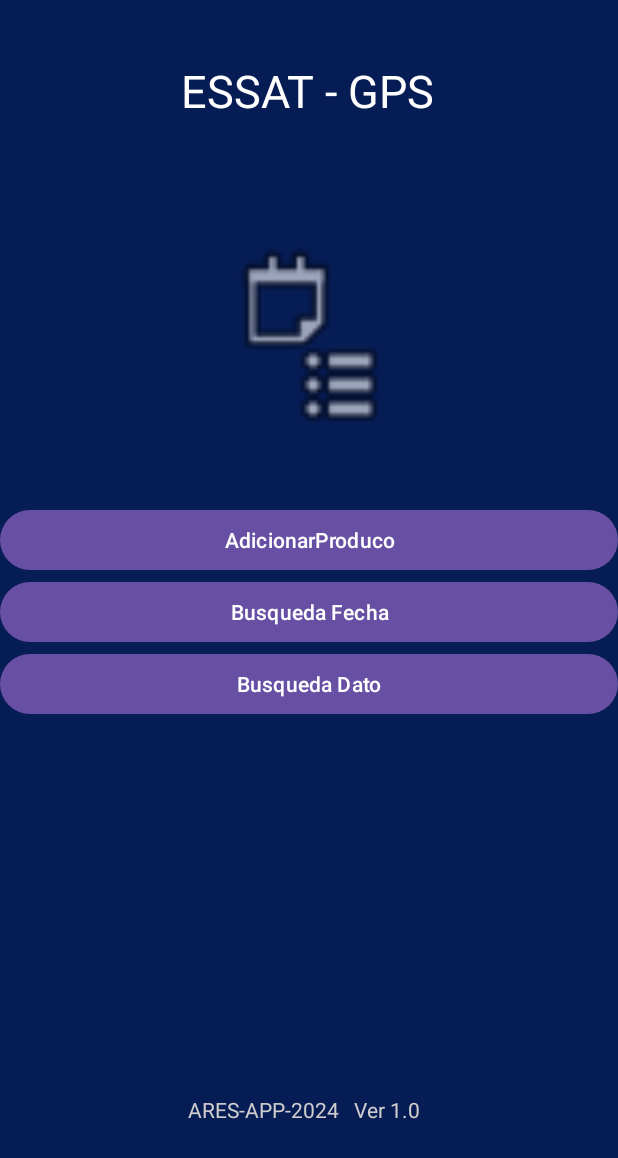
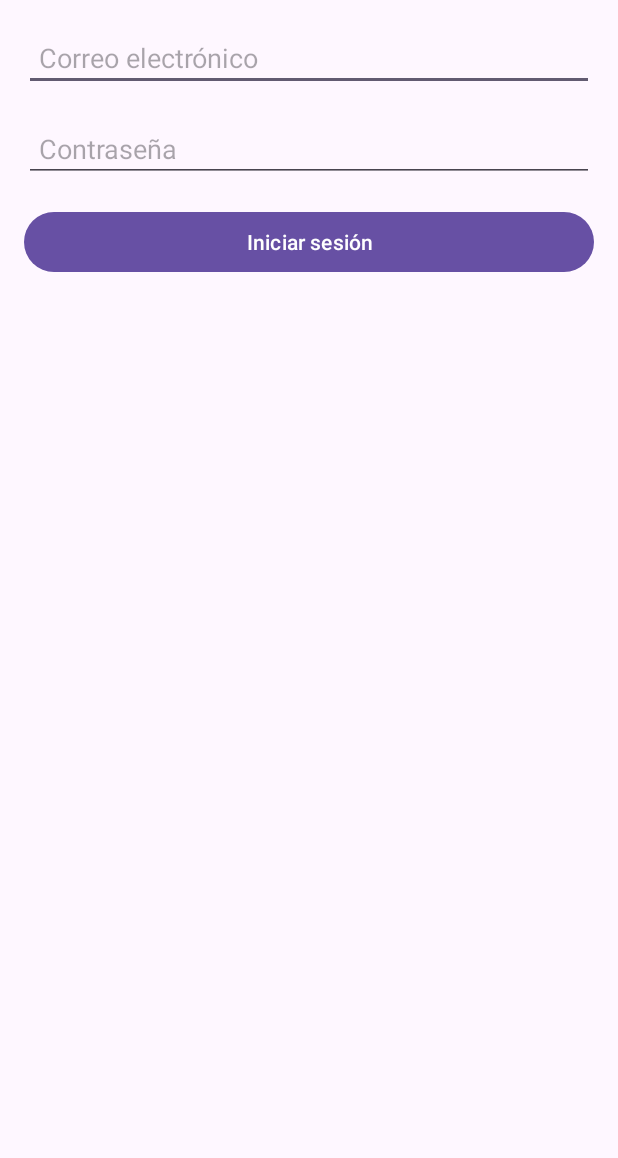
Before and after one commit to ARIELESPINOZA22/productfirestore, an Android app: the screen it shows after launch (MainActivity), on a phone screen of 412 x 824 dp. Shown: the top 1158 px of the screen. Run offline under Robolectric (Android 15) with nearby library versions, the phone set to English and light mode, and no system bars; our stand-ins replace Firebase (no records; nobody signed in at launch, a user with empty details on screens opened directly).

Commit message:
update layouts  / button signIn  mail pass

```diff
--- a/app/src/main/AndroidManifest.xml
+++ b/app/src/main/AndroidManifest.xml
@@ -12,6 +12,9 @@
         android:supportsRtl="true"
         android:theme="@style/Theme.Practica1"
         tools:targetApi="31">
+        <activity
+            android:name=".MainActivity5"
+            android:exported="false" />
         <activity
             android:name=".MainActivity4"
             android:exported="false" />
--- a/app/src/main/java/com/example/practica1/MainActivity.kt
+++ b/app/src/main/java/com/example/practica1/MainActivity.kt
@@ -8,25 +8,86 @@ import android.widget.EditText
 import android.widget.TextView
 import androidx.appcompat.app.AppCompatActivity
 import com.google.firebase.firestore.FirebaseFirestore
-
+import android.widget.Toast
+import com.google.firebase.auth.FirebaseAuth
 
 class MainActivity : AppCompatActivity() {
+
+    private lateinit var mAuth: FirebaseAuth
 
     override fun onCreate(savedInstanceState: Bundle?) {
         super.onCreate(savedInstanceState)
         setContentView(R.layout.activity_main)
 
+        mAuth = FirebaseAuth.getInstance()
+
+        val emailEditText = findViewById<EditText>(R.id.emailEditText)
+        val passwordEditText = findViewById<EditText>(R.id.passwordEditText)
+        val registerButton = findViewById<Button>(R.id.registerButton)
+        val loginButton = findViewById<Button>(R.id.loginButton)
+        val logoutButton = findViewById<Button>(R.id.logoutButton)
+
+     /* esto es para el boton registrar ususario antes poner visible xml
+        registerButton.setOnClickListener {
+            val email = emailEditText.text.toString()
+            val password = passwordEditText.text.toString()
+            // Validar si los campos no están vacíos
+            if (email.isEmpty() || password.isEmpty()) {
+                Toast.makeText(this, "Por favor, rellena todos los campos.", Toast.LENGTH_SHORT).show()
+            } else {
+            createUser(email, password)
+            }
+        }*/
+
+        loginButton.setOnClickListener {
+            val email = emailEditText.text.toString()
+            val password = passwordEditText.text.toString()
+            // Validar si los campos no están vacíos
+            if (email.isEmpty() || password.isEmpty()) {
+                Toast.makeText(this, "Por favor, rellena todos los campos.", Toast.LENGTH_SHORT).show()
+            } else {
+            signIn(email, password)
+            }
+        }
+
+        logoutButton.setOnClickListener {
+            signOut()
+        }
     }
 
-    fun registrosprod(view: View) {
-        startActivity(Intent(this,MainActivity2::class.java))
+    /* esto es para el boton registrar ususario antes poner visible xml
+    private fun createUser(email: String, password: String) {
+        mAuth.createUserWithEmailAndPassword(email, password)
+            .addOnCompleteListener(this) { task ->
+                if (task.isSuccessful) {
+                    Toast.makeText(this, "Registro exitoso", Toast.LENGTH_SHORT).show()
+                } else {
+                    Toast.makeText(this, "Registro fallido", Toast.LENGTH_SHORT).show()
+                }
+            }
+    }*/
+
+
+    private fun signIn(email: String, password: String) {
+        mAuth.signInWithEmailAndPassword(email, password)
+            .addOnCompleteListener(this) { task ->
+                if (task.isSuccessful) {
+                    Toast.makeText(this, "Inicio de sesión exitoso", Toast.LENGTH_SHORT).show()
+                    // Navegar a al menu principal
+                    val intent = Intent(this,MainActivity5::class.java)
+                    startActivity(intent)
+                    finish() // Opcional: finalizar MainActivity si ya no la necesitas
+                } else {
+                    Toast.makeText(this, "Inicio de sesión fallido. Registrando nuevo usuario...", Toast.LENGTH_SHORT).show()
+                    // Si el inicio de sesión falla, se intentará registrar al usuario
+                    //createUser(email, password)
+                }
+            }
     }
 
-    fun searchprod(view: View) {
-        startActivity(Intent(this,MainActivity3::class.java))
-    }
-
-    fun searchproddate(view: View) {
-        startActivity(Intent(this,MainActivity4::class.java))
+    private fun signOut() {
+        mAuth.signOut()
+        findViewById<Button>(R.id.logoutButton).visibility = Button.GONE
+        Toast.makeText(this, "Sesión cerrada", Toast.LENGTH_SHORT).show()
     }
 }
--- a/app/src/main/java/com/example/practica1/MainActivity2.kt
+++ b/app/src/main/java/com/example/practica1/MainActivity2.kt
@@ -81,8 +81,4 @@ class MainActivity2 : AppCompatActivity() {
             }
         }
     }
-
-    fun menup2(view: View) {
-        startActivity(Intent(this,MainActivity::class.java))
-    }
 }
--- a/app/src/main/res/layout/activity_main.xml
+++ b/app/src/main/res/layout/activity_main.xml
@@ -4,79 +4,59 @@
     xmlns:tools="http://schemas.android.com/tools"
     android:layout_width="match_parent"
     android:layout_height="match_parent"
-    android:background="@color/azul"
     tools:context=".MainActivity">
 
-    <Button
-        android:id="@+id/btnAddProd"
+    <LinearLayout
         android:layout_width="match_parent"
-        android:layout_height="wrap_content"
-        android:onClick="registrosprod"
-        android:text="AdicionarProduco"
-        app:layout_constraintBottom_toBottomOf="parent"
-        app:layout_constraintEnd_toEndOf="parent"
-        app:layout_constraintHorizontal_bias="0.0"
-        app:layout_constraintStart_toStartOf="parent"
-        app:layout_constraintTop_toTopOf="parent"
-        app:layout_constraintVertical_bias="0.433" />
+        android:layout_height="match_parent"
+        android:orientation="vertical"
+        android:padding="16dp">
 
-    <Button
-        android:id="@+id/btnsearch"
-        android:layout_width="match_parent"
-        android:layout_height="wrap_content"
-        android:onClick="searchprod"
-        android:text="Busqueda Fecha"
-        app:layout_constraintEnd_toEndOf="parent"
-        app:layout_constraintStart_toStartOf="parent"
-        app:layout_constraintTop_toBottomOf="@+id/btnAddProd" />
+        <!-- Campo para el correo electrónico -->
+        <EditText
+            android:id="@+id/emailEditText"
+            android:layout_width="match_parent"
+            android:layout_height="wrap_content"
+            android:hint="Correo electrónico"
+            android:inputType="textEmailAddress"
+            android:padding="10dp"
+            android:layout_marginBottom="16dp"/>
 
-    <ImageView
-        android:id="@+id/imageView"
-        android:layout_width="193dp"
-        android:layout_height="128dp"
-        android:background="#0005000E"
-        app:layout_constraintBottom_toTopOf="@+id/btnAddProd"
-        app:layout_constraintEnd_toEndOf="parent"
-        app:layout_constraintStart_toStartOf="parent"
-        app:layout_constraintTop_toTopOf="parent"
-        app:layout_constraintVertical_bias="0.773"
-        app:srcCompat="@android:drawable/ic_menu_agenda" />
+        <!-- Campo para la contraseña -->
+        <EditText
+            android:id="@+id/passwordEditText"
+            android:layout_width="match_parent"
+            android:layout_height="wrap_content"
+            android:hint="Contraseña"
+            android:inputType="textPassword"
+            android:padding="10dp"
+            android:layout_marginBottom="16dp"/>
 
-    <TextView
-        android:id="@+id/textViewti"
-        android:layout_width="wrap_content"
-        android:layout_height="wrap_content"
-        android:layout_marginTop="40dp"
-        android:text="ESSAT - GPS"
-        android:textColor="@color/white"
-        android:textSize="30dp"
-        app:layout_constraintEnd_toEndOf="parent"
-        app:layout_constraintHorizontal_bias="0.497"
-        app:layout_constraintStart_toStartOf="parent"
-        app:layout_constraintTop_toTopOf="parent" />
+        <!-- Botón para registrarse -->
+        <Button
+            android:id="@+id/registerButton"
+            android:layout_width="match_parent"
+            android:layout_height="wrap_content"
+            android:layout_marginBottom="16dp"
+            android:text="Registrarse"
+            android:visibility="gone" />
 
-    <Button
-        android:id="@+id/button"
-        android:layout_width="match_parent"
-        android:layout_height="wrap_content"
-        android:onClick="searchproddate"
-        android:text="Busqueda Dato"
-        app:layout_constraintBottom_toBottomOf="parent"
-        app:layout_constraintEnd_toEndOf="parent"
-        app:layout_constraintStart_toStartOf="parent"
-        app:layout_constraintTop_toBottomOf="@+id/btnsearch"
-        app:layout_constraintVertical_bias="0.0" />
+        <!-- Botón para iniciar sesión -->
+        <Button
+            android:id="@+id/loginButton"
+            android:layout_width="match_parent"
+            android:layout_height="wrap_content"
+            android:text="Iniciar sesión"
+            android:layout_marginBottom="16dp"/>
 
-    <TextView
-        android:id="@+id/textView3"
-        android:layout_width="wrap_content"
-        android:layout_height="wrap_content"
-        android:text="ARES-APP-2024   Ver 1.0  "
-        android:textColor="@color/plomoclaro"
-        app:layout_constraintBottom_toBottomOf="parent"
-        app:layout_constraintEnd_toEndOf="parent"
-        app:layout_constraintStart_toStartOf="parent"
-        app:layout_constraintTop_toBottomOf="@+id/button"
-        app:layout_constraintVertical_bias="0.769" />
+        <!-- Botón para cerrar sesión -->
+        <Button
+            android:id="@+id/logoutButton"
+            android:layout_width="match_parent"
+            android:layout_height="wrap_content"
+            android:text="Cerrar sesión"
+            android:layout_marginBottom="16dp"
+            android:visibility="gone"/>
 
+    </LinearLayout>
 </androidx.constraintlayout.widget.ConstraintLayout>
```
Also changed, not shown: app/src/main/java/com/example/practica1/MainActivity5.kt (added, +27 -0 lines), app/src/main/res/layout/activity_main2.xml (+0 -7 lines), app/src/main/res/layout/activity_main5.xml (added, +83 -0 lines).
